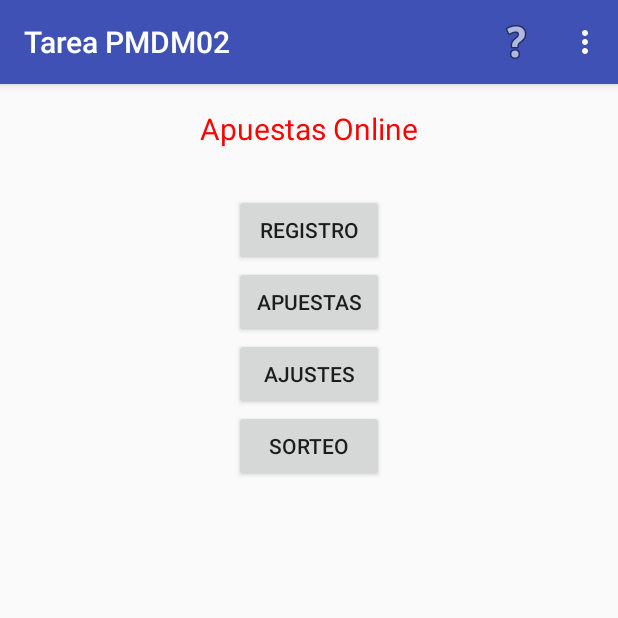
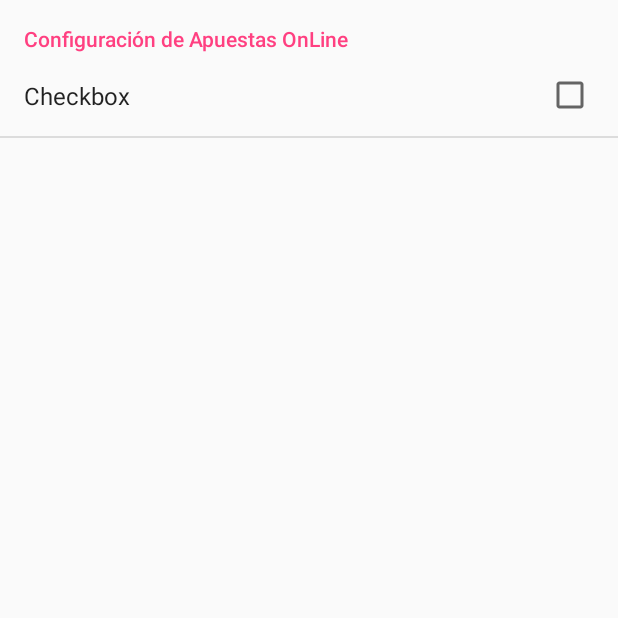
Before and after one commit to CPG55/Practica2UD2PMDM, an Android app: the screen it shows after launch (MainActivity before the commit, Preferencias after it), in the options menu, after a tap on "Preferencias", on a phone screen of 412 x 824 dp, the top half of it. Run offline under Robolectric (Android 15) with nearby library versions, the phone set to English and light mode, and no system bars.

Commit message:
Fix de Preferencias. - Falta que tenga funcionalidad. Pensando una preferencia.

```diff
--- a/app/src/main/AndroidManifest.xml
+++ b/app/src/main/AndroidManifest.xml
@@ -12,11 +12,13 @@
         <!-- Actividad Principal -->
         <activity android:name=".MainActivity">
             <intent-filter>
+
                 <action android:name="android.intent.action.MAIN" />
+                <category android:name="android.intent.category.LAUNCHER" />
 
-                <category android:name="android.intent.category.LAUNCHER" />
             </intent-filter>
         </activity>
+        <!-- Actividad Principal -->
 
         <activity android:name=".RegistroActivity" />
         <activity android:name=".ApuestasActivity" />
@@ -24,6 +26,9 @@
         <activity android:name=".AyudaActivity"    />
         <activity android:name=".InfoActivity"     />
 
+        <!-- Actividad Preferencias -->
+        <activity android:name=".Preferencias" />
+
     </application>
 
 </manifest>
--- a/app/src/main/java/carlosperez/tarea_pmdm02/DatePickerFragment.java
+++ b/app/src/main/java/carlosperez/tarea_pmdm02/DatePickerFragment.java
@@ -35,9 +35,7 @@ public class DatePickerFragment extends DialogFragment implements DatePickerDial
 
     @Override
     public void onDateSet(DatePicker datePicker, int year, int month, int day) {
-
-        int edad = calcularEdad(datePicker);
-        fechaSeleccionada.setText(String.valueOf(edad));
+        fechaSeleccionada.setText(String.valueOf(calcularEdad(datePicker)));
     }
 
     public void setFecha(EditText editText) {
--- a/app/src/main/java/carlosperez/tarea_pmdm02/MainActivity.java
+++ b/app/src/main/java/carlosperez/tarea_pmdm02/MainActivity.java
@@ -46,7 +46,7 @@ public class MainActivity extends AppCompatActivity {
                 return true;
 
             case R.id.preferencias:
-                Intent preferencias = new Intent("carlosperez.tarea_pmdm02.PreferenciasActivity_preferences");
+                Intent preferencias = new Intent(this, Preferencias.class);
                 startActivity(preferencias);
 
             default:
@@ -107,7 +107,7 @@ public class MainActivity extends AppCompatActivity {
         // y a continuación se pone _preferences
         // por eso el nombre completo a cargar es: "com.pmdm.ud5_preferences_preferences"
         // MODE_PRIVATE: el archivo de preferencia solo lo puede abrir la aplicación que lo creó
-        SharedPreferences appPrefs = getSharedPreferences("carlosperez.tarea_pmdm02.PreferenciasActivity_preferences", MODE_PRIVATE);
+        SharedPreferences appPrefs = getSharedPreferences("carlosperez.tarea_pmdm02.Preferencias", MODE_PRIVATE);
 
         //recupera una preferencia de cadena pasándole la clave y valor por defecto si no existe la preferencia
         tostada(appPrefs.getString("editTextPref", ""));
@@ -116,7 +116,7 @@ public class MainActivity extends AppCompatActivity {
     //botón, modificar valores de preferencias
     public void onClickModify(View view) {
         // obtenemos una instancia SharedPreferences
-        SharedPreferences appPrefs = getSharedPreferences("carlosperez.tarea_pmdm02.PreferenciasActivity_preferences", MODE_PRIVATE);
+        SharedPreferences appPrefs = getSharedPreferences("carlosperez.tarea_pmdm02.Preferencias", MODE_PRIVATE);
 
         //obtiene un objeto Editor mediante edit() => preparado para cambiar las preferencias
         SharedPreferences.Editor prefsEditor = appPrefs.edit();
--- a/app/src/main/java/carlosperez/tarea_pmdm02/PreferenciasActivity.java
+++ b/app/src/main/java/carlosperez/tarea_pmdm02/Preferencias.java
@@ -7,13 +7,13 @@ import android.preference.PreferenceActivity;
  * Created by CaRLoS on 31/01/2018.
  */
 
-public class PreferenciasActivity extends PreferenceActivity {
+public class Preferencias extends PreferenceActivity {
 
     @Override
     public void onCreate(Bundle savedInstanceState) {
         super.onCreate(savedInstanceState);
 
-        addPreferencesFromResource(R.layout.activity_preferencias);
+        addPreferencesFromResource(R.xml.preferencias);
 
     }
 
--- /dev/null
+++ b/app/src/main/res/xml/preferencias.xml
@@ -0,0 +1,13 @@
+<?xml version="1.0" encoding="utf-8"?>
+<PreferenceScreen xmlns:android="http://schemas.android.com/apk/res/android">
+
+    <PreferenceCategory android:title="Configuración de Apuestas OnLine">
+
+        <CheckBoxPreference
+            android:defaultValue="false"
+            android:key="checkboxPref"
+            android:title="Checkbox" />
+
+    </PreferenceCategory>
+
+</PreferenceScreen>
```
Also changed, not shown: app/src/main/res/layout/activity_preferencias.xml (deleted, +0 -18 lines).
